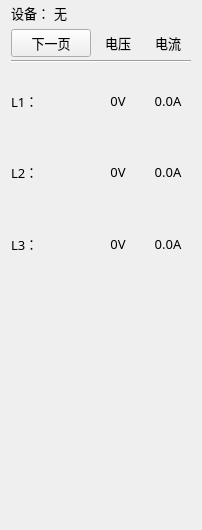
Qt form CleverManagerV3/cabinets/cab_pduwid.ui (ChinaClever/CleverManagerV3) before a commit.
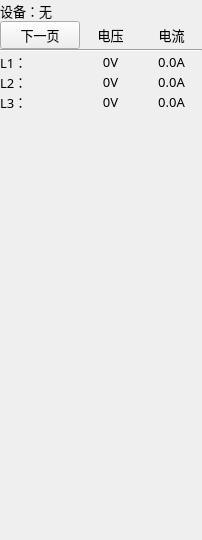
The same form after that commit.

Diff of the .ui file:
```diff
--- a/CleverManagerV3/cabinets/cab_pduwid.ui
+++ b/CleverManagerV3/cabinets/cab_pduwid.ui
@@ -7,7 +7,7 @@
     <x>0</x>
     <y>0</y>
     <width>202</width>
-    <height>530</height>
+    <height>540</height>
    </rect>
   </property>
   <property name="font">
@@ -25,18 +25,27 @@
   <property name="styleSheet">
    <string notr="true">font: 10pt &quot;微软雅黑&quot;;</string>
   </property>
-  <layout class="QVBoxLayout" name="verticalLayout">
+  <layout class="QVBoxLayout" name="verticalLayout" stretch="1,1,20">
    <property name="spacing">
-    <number>4</number>
+    <number>0</number>
+   </property>
+   <property name="leftMargin">
+    <number>0</number>
    </property>
    <property name="topMargin">
     <number>0</number>
    </property>
+   <property name="rightMargin">
+    <number>0</number>
+   </property>
    <property name="bottomMargin">
     <number>0</number>
    </property>
    <item>
     <layout class="QHBoxLayout" name="horizontalLayout" stretch="0,1">
+     <property name="spacing">
+      <number>0</number>
+     </property>
      <item>
       <widget class="QLabel" name="label_2">
        <property name="maximumSize">
@@ -54,6 +63,9 @@
          <bold>false</bold>
         </font>
        </property>
+       <property name="styleSheet">
+        <string notr="true"/>
+       </property>
        <property name="text">
         <string>设备：</string>
        </property>
@@ -76,8 +88,8 @@
    </item>
    <item>
     <layout class="QGridLayout" name="gridLayout">
-     <property name="verticalSpacing">
-      <number>3</number>
+     <property name="spacing">
+      <number>0</number>
      </property>
      <item row="0" column="1">
       <widget class="QLabel" name="label_9">
@@ -207,6 +219,9 @@
      </item>
      <item row="0" column="0">
       <widget class="QPushButton" name="switchBtn">
+       <property name="styleSheet">
+        <string notr="true"/>
+       </property>
        <property name="text">
         <string>下一页</string>
        </property>
```
